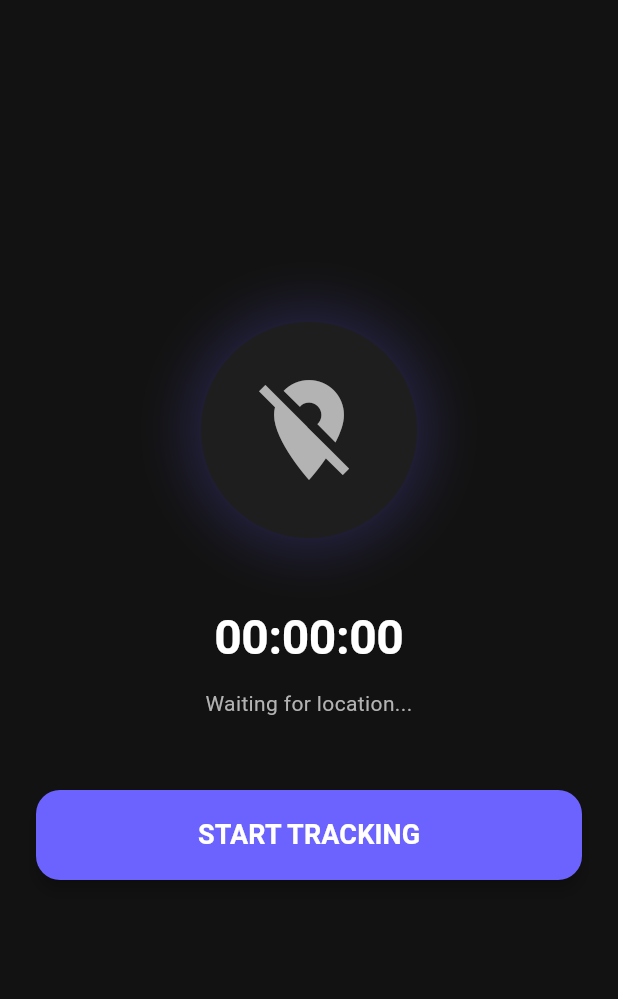
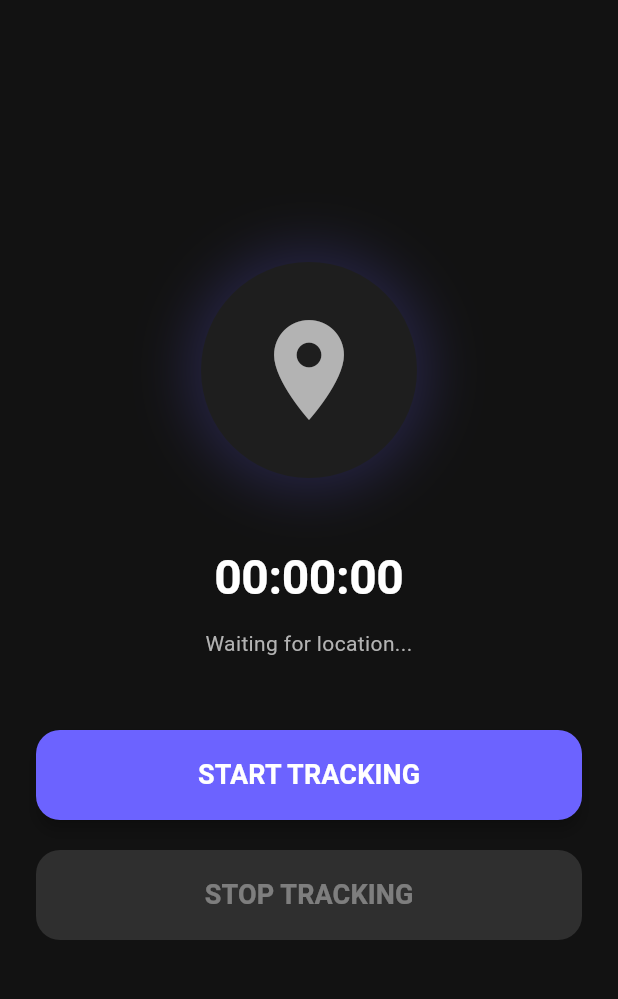
Before and after one commit to businessvivek3600/gpx_tracker, a Flutter app: the screen it shows after launch, on a phone screen of 412 x 824 dp, the part 59-1058 px from its top. Run offline on Flutter 3.47's test engine with Material 3 defaults, Android fonts, the phone set to English and light mode, and no system bars; our stand-ins replace flutter_local_notifications, flutter_map, geolocator, get, latlong2, permission_handler and 3 more; missing offline and left inert: flutter_background_service; accounts and stored records are empty.

Commit message:
first commit

```diff
--- a/lib/data/repositories/track_repository_impl.dart
+++ b/lib/data/repositories/track_repository_impl.dart
@@ -45,4 +45,9 @@ class TrackRepositoryImpl implements TrackRepository {
   Future<List<TrackPointEntity>> getTrackPoints(int trackId) async {
     return await localDatabase.getTrackPoints(trackId);
   }
+
+  @override
+  Future<void> deleteTrack(int trackId) async {
+    await localDatabase.deleteTrack(trackId);
+  }
 }
--- a/lib/domain/repositories/track_repository.dart
+++ b/lib/domain/repositories/track_repository.dart
@@ -7,4 +7,5 @@ abstract class TrackRepository {
   Future<List<TrackEntity>> getAllTracks();
   Future<TrackPointEntity> addTrackPoint(int trackId, double latitude, double longitude, DateTime timestamp);
   Future<List<TrackPointEntity>> getTrackPoints(int trackId);
+  Future<void> deleteTrack(int trackId);
 }
--- a/lib/domain/usecases/track_usecases.dart
+++ b/lib/domain/usecases/track_usecases.dart
@@ -20,4 +20,8 @@ class TrackUsecases {
   Future<List<TrackPointEntity>> fetchTrackPoints(int trackId) {
     return repository.getTrackPoints(trackId);
   }
+
+  Future<void> deleteTrack(int trackId) {
+    return repository.deleteTrack(trackId);
+  }
 }
--- a/lib/presentation/controllers/history_controller.dart
+++ b/lib/presentation/controllers/history_controller.dart
@@ -20,4 +20,9 @@ class HistoryController extends GetxController {
     tracks.assignAll(result);
     isLoading.value = false;
   }
+
+  Future<void> deleteTrack(int trackId) async {
+    await _usecases.deleteTrack(trackId);
+    tracks.removeWhere((track) => track.id == trackId);
+  }
 }
--- a/lib/presentation/pages/home_screen.dart
+++ b/lib/presentation/pages/home_screen.dart
@@ -36,7 +36,7 @@ class HomeScreen extends StatelessWidget {
                   shape: BoxShape.circle,
                   boxShadow: [
                     BoxShadow(
-                      color: AppTheme.primaryColor.withOpacity(0.2),
+                      color: AppTheme.primaryColor.withValues(alpha: 0.2),
                       blurRadius: 30,
                       spreadRadius: 10,
                     )
@@ -44,7 +44,7 @@ class HomeScreen extends StatelessWidget {
                 ),
                 child: Obx(() {
                   return Icon(
-                    controller.isTracking.value ? Icons.satellite_alt : Icons.location_off,
+                    controller.isTracking.value ? Icons.satellite_alt : Icons.location_on,
                     size: 80,
                     color: controller.isTracking.value ? AppTheme.secondaryColor : AppTheme.textSecondaryColor,
                   );
@@ -70,19 +70,38 @@ class HomeScreen extends StatelessWidget {
               const SizedBox(height: 48),
               Obx(() {
                 final isTracking = controller.isTracking.value;
-                return SizedBox(
+                return Column(
+                  children: [
+                    SizedBox(
                       width: double.infinity,
                       height: 60,
                       child: ElevatedButton(
-                    onPressed: () => controller.toggleTracking(),
+                        onPressed:  isTracking ? null :() => controller.toggleTracking(),
                         style: ElevatedButton.styleFrom(
                           backgroundColor: isTracking ? AppTheme.errorColor : AppTheme.primaryColor,
                         ),
                         child: Text(
-                      isTracking ? 'STOP TRACKING' : 'START TRACKING',
+                           'START TRACKING',
                           style: const TextStyle(fontSize: 18, fontWeight: FontWeight.bold),
                         ),
                       ),
+                    ),
+                    SizedBox(height: 20,),
+                    SizedBox(
+                      width: double.infinity,
+                      height: 60,
+                      child: ElevatedButton(
+                        onPressed:  isTracking ? () => controller.toggleTracking() :null,
+                        style: ElevatedButton.styleFrom(
+                          backgroundColor: isTracking ? AppTheme.errorColor : AppTheme.primaryColor,
+                        ),
+                        child: Text(
+                          'STOP TRACKING',
+                          style: const TextStyle(fontSize: 18, fontWeight: FontWeight.bold),
+                        ),
+                      ),
+                    ),
+                  ],
                 );
               }),
             ],
```
Also changed, not shown: lib/data/datasources/local_database.dart (+10 -0 lines), lib/presentation/pages/history_screen.dart (+23 -2 lines), 1 other file. Lines whose indentation alone changed are shown as unchanged.
